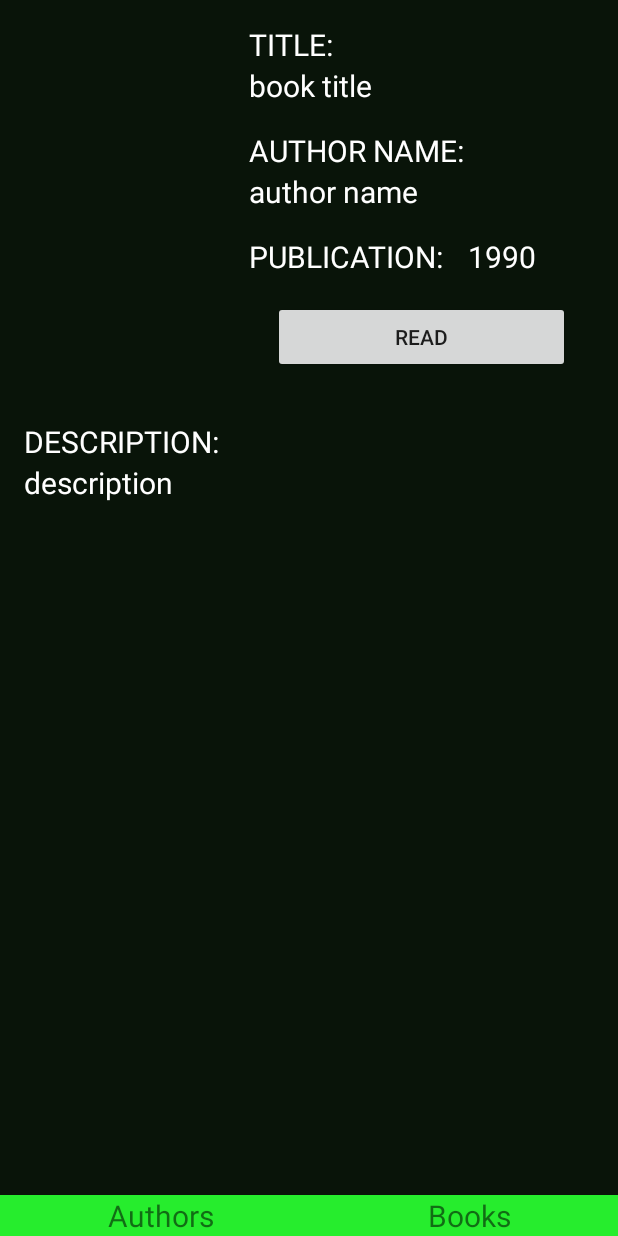
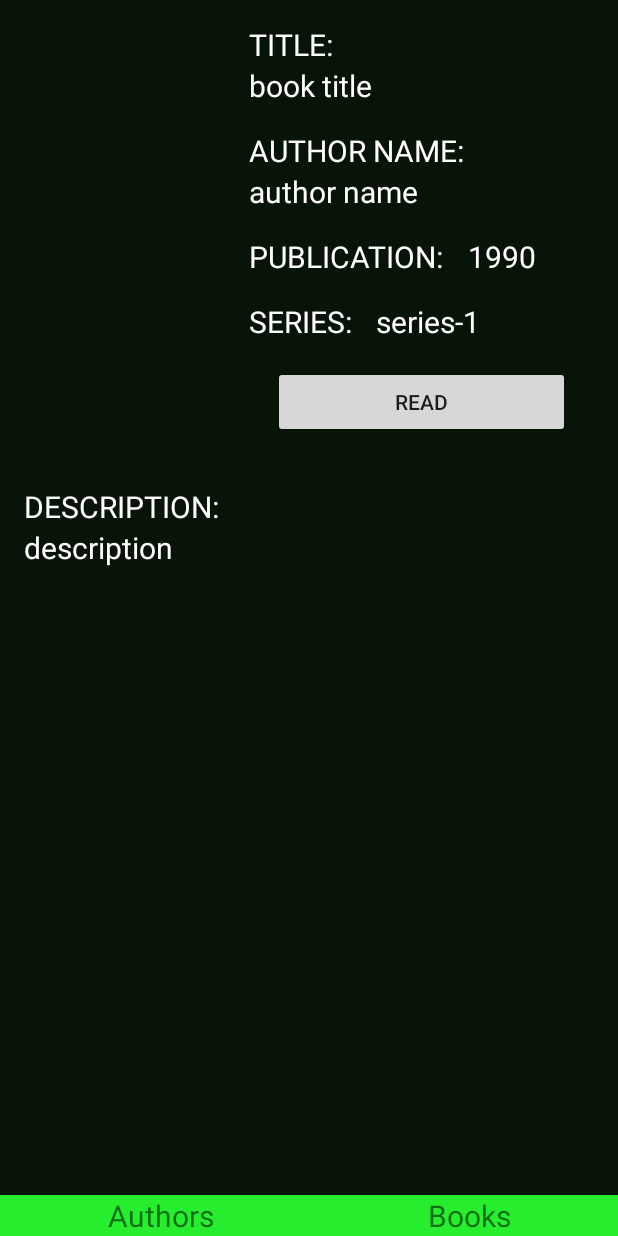
Before and after one commit to KirilaMenski/BookNavigation-Android-, an Android app: the layout book_inf_fragment.xml on its own in the app's theme, with its tools: preview values and no code run, on a phone screen of 412 x 824 dp. Run offline under Robolectric (Android 15) with nearby library versions, the phone set to English and light mode, and no system bars.

Commit message:
Changed id of vew

```diff
--- a/BookNavigationA/app/src/main/res/layout/book_inf_fragment.xml
+++ b/BookNavigationA/app/src/main/res/layout/book_inf_fragment.xml
@@ -5,12 +5,14 @@
                 android:layout_height="match_parent"
                 android:background="@color/background"
                 android:orientation="vertical">
+
     <ScrollView
         android:layout_width="fill_parent"
         android:layout_height="fill_parent"
         android:layout_x="0px"
         android:layout_y="25px"
         android:scrollbars="vertical">
+
         <LinearLayout
             android:layout_width="match_parent"
             android:layout_height="match_parent"
@@ -92,6 +94,32 @@
                             android:textColor="@color/text_color"
                             android:textSize="@dimen/text_size"
                             tools:text="1990"/>
+
+                    </LinearLayout>
+
+                    <LinearLayout
+                        android:layout_width="wrap_content"
+                        android:layout_height="wrap_content"
+                        android:orientation="horizontal">
+
+                        <TextView
+                            android:layout_width="match_parent"
+                            android:layout_height="wrap_content"
+                            android:layout_marginTop="16dp"
+                            android:layout_weight="1"
+                            android:text="@string/series_label_book_ing"
+                            android:textColor="@color/text_color"
+                            android:textSize="@dimen/text_size"/>
+
+                        <TextView
+                            android:layout_width="match_parent"
+                            android:layout_height="wrap_content"
+                            android:layout_marginTop="16dp"
+                            android:layout_marginLeft="16dp"
+                            android:layout_weight="1"
+                            android:textColor="@color/text_color"
+                            android:textSize="@dimen/text_size"
+                            tools:text="series-1"/>
                     </LinearLayout>
 
                     <Button
@@ -120,9 +148,9 @@
                 android:layout_marginBottom="50dp"
                 android:layout_marginLeft="16dp"
                 android:layout_marginRight="16dp"
+                android:text="description"
                 android:textColor="@color/text_color"
-            android:textSize="@dimen/text_size"
-            android:text="description"/>
+                android:textSize="@dimen/text_size"/>
 
         </LinearLayout>
     </ScrollView>
--- a/BookNavigationA/app/src/main/res/layout/list_item_books.xml
+++ b/BookNavigationA/app/src/main/res/layout/list_item_books.xml
@@ -7,26 +7,30 @@
               android:orientation="horizontal">
 
     <TextView
-        android:id="@+id/numb_book"
+        android:id="@+id/list_item_book_numb_book"
         android:layout_width="match_parent"
         android:layout_height="wrap_content"
         android:layout_weight="2"
         android:gravity="center"
+        android:textColor="@color/text_color"
         android:textSize="@dimen/text_size"
         tools:text="1"/>
 
     <TextView
-        android:id="@+id/title_book"
+        android:id="@+id/list_item_book_title_book"
         android:layout_width="match_parent"
         android:layout_height="wrap_content"
         android:layout_weight="1"
         android:gravity="center"
+        android:textColor="@color/text_color"
         android:textSize="@dimen/text_size"
         tools:text="Title of book"/>
 
     <CheckBox
+        android:id="@+id/list_item_book_read_checkbox"
         android:layout_width="match_parent"
         android:layout_height="wrap_content"
-        android:layout_weight="2"/>
+        android:layout_weight="2"
+        />
 
 </LinearLayout>
```
Lines whose indentation alone changed are shown as unchanged.
